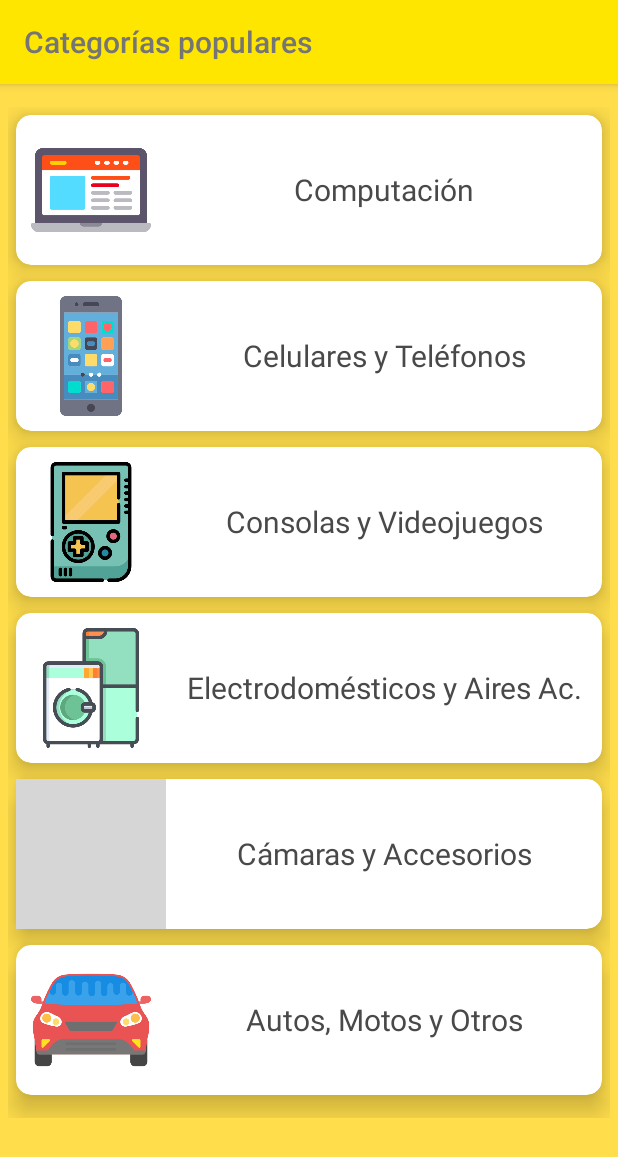
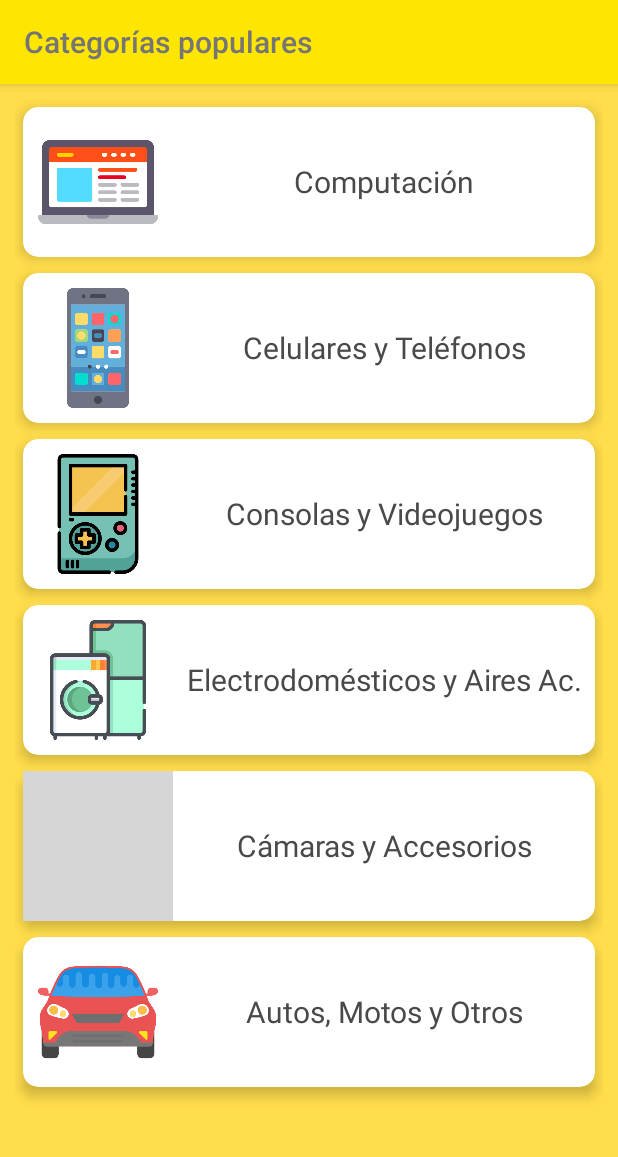
Before and after one commit to jordalex6/products_search_ML, an Android app: the screen it shows after launch (MainActivity), on a phone screen of 412 x 824 dp. Shown: the top 1157 px of the screen. Run offline under Robolectric (Android 15) with nearby library versions, the phone set to English and light mode, and no system bars; our stand-ins replace ButterKnife, Dagger/Hilt's generated code, RxJava; libraries missing offline, so code that uses them is left out: com.androidnetworking, com.androidnetworking.common, com.androidnetworking.error, com.androidnetworking.interceptors, es.dmoral.toasty; 1 statement that could not run was skipped; grey boxes are pictures that could not be loaded.

Commit message:
added screen navigation and some corrections of design

```diff
--- a/app/src/main/java/com/jordanortiz/products_search_ml/ProductSearchMLApplication.java
+++ b/app/src/main/java/com/jordanortiz/products_search_ml/ProductSearchMLApplication.java
@@ -39,7 +39,7 @@ public class ProductSearchMLApplication extends Application {
         }
     }*/
 
-    private void initializeFastNetWork(){
+    private void initializeFastNetWork() {
         if (BuildConfig.DEBUG) {
             HttpLoggingInterceptor interceptor = new HttpLoggingInterceptor();
             interceptor.setLevel(HttpLoggingInterceptor.Level.BODY);
@@ -53,7 +53,7 @@ public class ProductSearchMLApplication extends Application {
                     .build();
 
             AndroidNetworking.initialize(getApplicationContext(), okHttpClient);
-        }else {
+        } else {
             OkHttpClient okHttpClient = new OkHttpClient().newBuilder()
                     .connectTimeout(30, TimeUnit.SECONDS)
                     .readTimeout(30, TimeUnit.SECONDS)
@@ -61,15 +61,9 @@ public class ProductSearchMLApplication extends Application {
                     .build();
             AndroidNetworking.initialize(getApplicationContext(), okHttpClient);
         }
-
-        //AndroidNetworking.setParserFactory(new JacksonParserFactory());
-     /*   AndroidNetworking.initialize(getApplicationContext());
-        if (BuildConfig.DEBUG) {
-            AndroidNetworking.enableLogging(com.androidnetworking.interceptors.HttpLoggingInterceptor.Level.BODY);
-        }*/
     }
 
-/*    private void initializeFabric() {
+    /*private void initializeFabric() {
         Fabric.with(this, new Crashlytics());
     }*/
 
--- a/app/src/main/java/com/jordanortiz/products_search_ml/presentation/screen/activities/MainActivity.java
+++ b/app/src/main/java/com/jordanortiz/products_search_ml/presentation/screen/activities/MainActivity.java
@@ -1,6 +1,10 @@
 package com.jordanortiz.products_search_ml.presentation.screen.activities;
 
+import androidx.annotation.NonNull;
+import androidx.appcompat.app.ActionBarDrawerToggle;
 import androidx.appcompat.widget.Toolbar;
+import androidx.core.view.GravityCompat;
+import androidx.drawerlayout.widget.DrawerLayout;
 import androidx.fragment.app.Fragment;
 import androidx.fragment.app.FragmentManager;
 import androidx.fragment.app.FragmentTransaction;
@@ -10,13 +14,17 @@ import android.content.Intent;
 import android.os.Bundle;
 import android.util.Log;
 import android.view.MenuItem;
+import android.view.View;
 import android.widget.TextView;
 
+import com.google.android.material.navigation.NavigationView;
 import com.jordanortiz.products_search_ml.R;
 import com.jordanortiz.products_search_ml.core.presentation.ui.BaseActivity;
 import com.jordanortiz.products_search_ml.core.presentation.ui.OnStartFragmentListener;
 import com.jordanortiz.products_search_ml.presentation.screen.fragments.home.HomeFragment;
 import com.jordanortiz.products_search_ml.presentation.screen.fragments.products_list.ProductsListFragment;
+
+import java.util.Objects;
 
 import butterknife.BindView;
 import butterknife.ButterKnife;
@@ -33,9 +41,15 @@ public class MainActivity extends BaseActivity
 
     @BindView(R.id.toolbar)
     Toolbar mToolbar;
+    @BindView(R.id.drawer_view)
+    DrawerLayout mDrawer;
+    @BindView(R.id.navigation_view)
+    NavigationView mNavigationView;
 
     @BindView(R.id.toolbar_title)
     TextView txtTitle;
+
+    private ActionBarDrawerToggle mDrawerToggle;
 
     @Override
     protected int layoutRes() {
@@ -56,6 +70,28 @@ public class MainActivity extends BaseActivity
     @Override
     protected void setUp() {
         setSupportActionBar(mToolbar);
+
+        mDrawerToggle = new ActionBarDrawerToggle(
+                this,
+                mDrawer,
+                mToolbar,
+                R.string.open_drawer,
+                R.string.close_drawer) {
+            @Override
+            public void onDrawerOpened(View drawerView) {
+                super.onDrawerOpened(drawerView);
+                hideKeyboard();
+            }
+
+            @Override
+            public void onDrawerClosed(View drawerView) {
+                super.onDrawerClosed(drawerView);
+            }
+        };
+        mDrawer.addDrawerListener(mDrawerToggle);
+//        mDrawerToggle.syncState();
+//
+        setupNavMenu();
     }
 
     public void initHomeFragment() {
@@ -128,13 +164,23 @@ public class MainActivity extends BaseActivity
         }
     }
 
+    void setupNavMenu() {
+        mNavigationView.setNavigationItemSelectedListener(
+                new NavigationView.OnNavigationItemSelectedListener() {
+                    @Override
+                    public boolean onNavigationItemSelected(@NonNull MenuItem item) {
+                        mDrawer.closeDrawer(GravityCompat.START);
+                        return false;
+                    }
+                });
+    }
+
     @Override
     public boolean onOptionsItemSelected(MenuItem item) {
-        switch(item.getItemId()) {
-            case android.R.id.home:
-                return true;
+        if (item.getItemId() == android.R.id.home) {
+            mDrawer.openDrawer(GravityCompat.START);
+            return true;
         }
-
         return super.onOptionsItemSelected(item);
     }
 
@@ -146,7 +192,22 @@ public class MainActivity extends BaseActivity
 
     @Override
     public void setupDrawerEnabled(Boolean flag) {
-
+        if(flag){
+            mDrawerToggle.setDrawerIndicatorEnabled(false); // hide burger (for this case)
+            Objects.requireNonNull(this.getSupportActionBar()).setDisplayHomeAsUpEnabled(false); // remove back button
+            mDrawerToggle.setToolbarNavigationClickListener(null);
+            mDrawerToggle.syncState();
+        }else{
+            mDrawerToggle.setDrawerIndicatorEnabled(false);
+            Objects.requireNonNull(this.getSupportActionBar()).setDisplayHomeAsUpEnabled(true); // add back button
+            mDrawerToggle.setToolbarNavigationClickListener(new View.OnClickListener() {
+                @Override
+                public void onClick(View v) {
+                    // Doesn't have to be onBackPressed
+                    onBackPressed();
+                }
+            });
+        }
     }
 
 }
--- a/app/src/main/java/com/jordanortiz/products_search_ml/presentation/screen/fragments/home/HomeFragment.java
+++ b/app/src/main/java/com/jordanortiz/products_search_ml/presentation/screen/fragments/home/HomeFragment.java
@@ -2,7 +2,9 @@ package com.jordanortiz.products_search_ml.presentation.screen.fragments.home;
 
 
 import android.os.Bundle;
+import android.view.View;
 
+import androidx.annotation.NonNull;
 import androidx.annotation.Nullable;
 import androidx.fragment.app.Fragment;
 import androidx.lifecycle.ViewModelProvider;
@@ -46,13 +48,15 @@ public class HomeFragment extends BaseFragment{
     }
 
     @Override
-    public void onCreate(Bundle savedInstanceState) {
-        super.onCreate(savedInstanceState);
+    protected int layoutRes() {
+        return R.layout.fragment_home;
     }
 
     @Override
-    protected int layoutRes() {
-        return R.layout.fragment_home;
+    public void onViewCreated(@NonNull View view, @Nullable Bundle savedInstanceState) {
+        super.onViewCreated(view, savedInstanceState);
+        this.setupTitleToolbar(getString(R.string.title_toolbar_home));
+        this.setupDrawerEnabled(Boolean.TRUE);
     }
 
     @Override
--- a/app/src/main/res/layout/activity_main.xml
+++ b/app/src/main/res/layout/activity_main.xml
@@ -5,12 +5,26 @@
     xmlns:tools="http://schemas.android.com/tools"
     android:id="@+id/drawer_view"
     android:layout_width="match_parent"
-    android:layout_height="match_parent">
+    android:layout_height="match_parent"
+    tools:openDrawer="start">
 
     <include
         layout="@layout/app_bar_main"
         android:layout_width="match_parent"
         android:layout_height="match_parent" />
 
+    <com.google.android.material.navigation.NavigationView
+        android:id="@+id/navigation_view"
+        android:layout_width="wrap_content"
+        android:layout_height="match_parent"
+        android:layout_gravity="start"
+        android:fitsSystemWindows="true"
+        app:itemIconTint="@color/primaryTextColor"
+        android:background="@color/primaryLightColor"
+        app:itemTextColor="@color/primaryTextColor"
+        app:menu="@menu/menu">
+
+    </com.google.android.material.navigation.NavigationView>
+
 
 </androidx.drawerlayout.widget.DrawerLayout>
--- a/app/src/main/res/layout/custom_toolbar.xml
+++ b/app/src/main/res/layout/custom_toolbar.xml
@@ -25,7 +25,6 @@
                 android:layout_width="match_parent"
                 android:layout_height="wrap_content"
                 android:layout_gravity="center"
-                android:text="Categorías populares"
                 android:textColor="@color/secondaryTextLightColor"
                 android:textSize="20sp"
                  />
--- a/app/src/main/res/layout/fragment_home.xml
+++ b/app/src/main/res/layout/fragment_home.xml
@@ -12,10 +12,7 @@
         android:layout_width="match_parent"
         android:layout_height="wrap_content"
         android:orientation="vertical"
-        android:layout_marginStart="5dp"
-        android:layout_marginEnd="5dp"
-        android:layout_marginTop="15dp"
-        android:layout_marginBottom="15dp"
+        android:padding="10dp"
         >
 
         <androidx.cardview.widget.CardView
@@ -25,7 +22,7 @@
             android:layout_margin="5dp"
             card_view:cardBackgroundColor="@color/secondaryLightColor"
             card_view:cardCornerRadius="10dp"
-            card_view:cardElevation="10dp"
+            card_view:cardElevation="5dp"
             >
 
             <RelativeLayout
@@ -63,7 +60,7 @@
             android:layout_margin="5dp"
             card_view:cardBackgroundColor="@color/secondaryLightColor"
             card_view:cardCornerRadius="10dp"
-            card_view:cardElevation="10dp"
+            card_view:cardElevation="5dp"
             >
 
             <RelativeLayout
@@ -101,7 +98,7 @@
             android:layout_margin="5dp"
             card_view:cardBackgroundColor="@color/secondaryLightColor"
             card_view:cardCornerRadius="10dp"
-            card_view:cardElevation="10dp"
+            card_view:cardElevation="5dp"
             >
 
             <RelativeLayout
@@ -139,7 +136,7 @@
             android:layout_margin="5dp"
             card_view:cardBackgroundColor="@color/secondaryLightColor"
             card_view:cardCornerRadius="10dp"
-            card_view:cardElevation="10dp"
+            card_view:cardElevation="5dp"
             >
 
             <RelativeLayout
@@ -179,7 +176,7 @@
             android:layout_margin="5dp"
             card_view:cardBackgroundColor="@color/secondaryLightColor"
             card_view:cardCornerRadius="10dp"
-            card_view:cardElevation="10dp"
+            card_view:cardElevation="5dp"
             >
 
             <RelativeLayout
@@ -222,7 +219,7 @@
             android:layout_marginBottom="15dp"
             card_view:cardBackgroundColor="@color/secondaryLightColor"
             card_view:cardCornerRadius="10dp"
-            card_view:cardElevation="10dp"
+            card_view:cardElevation="5dp"
             >
 
             <RelativeLayout
--- a/app/src/main/res/layout/fragment_product_detail.xml
+++ b/app/src/main/res/layout/fragment_product_detail.xml
@@ -192,12 +192,13 @@
                 android:text="@string/text_product_info"
                 android:textSize="@dimen/text_primary_product_detail"
                 android:textColor="@color/primaryTextColor"
-                android:textStyle="bold"/>
+                android:textStyle="bold"
+                android:layout_marginBottom="10dp"/>
 
             <androidx.recyclerview.widget.RecyclerView
                 android:id="@+id/rv_product_detail_attribute"
                 android:layout_width="match_parent"
-                android:layout_height="wrap_content"
+                android:layout_height="match_parent"
                 tools:listitem="@layout/fragment_product_detail_attribute_item"/>
 
         </androidx.appcompat.widget.LinearLayoutCompat>
--- /dev/null
+++ b/app/src/main/res/menu/menu.xml
@@ -0,0 +1,10 @@
+<?xml version="1.0" encoding="utf-8"?>
+<menu xmlns:android="http://schemas.android.com/apk/res/android"
+    xmlns:app="http://schemas.android.com/apk/res-auto">
+    <item
+        android:id="@+id/item_welcome"
+        android:icon="@drawable/zzz_account"
+        app:iconTint="@color/primaryTextColor"
+        android:title="¡Bienvenido!"
+        app:showAsAction="ifRoom|collapseActionView" />
+</menu>
--- a/app/src/main/res/values/strings.xml
+++ b/app/src/main/res/values/strings.xml
@@ -1,9 +1,11 @@
 <resources>
-    <string name="app_name">ProductsSearchML</string>
+    <string name="app_name">ML Clon</string>
     <string name="msg_query_empty">Para continuar ingrese algún valor</string>
     <string name="text_free_shipping">Envío gratis</string>
 
     <!-- TODO: Remove or change this placeholder text -->
+    <string name="open_drawer">Drawer Open</string>
+    <string name="close_drawer">Drawer Close</string>
     <string name="hello_blank_fragment">Hello blank fragment</string>
     <string name="text_product_info">Información del producto</string>
     <string name="str_category_computing">Computación</string>
@@ -12,4 +14,7 @@
     <string name="str_category_home_appliances">Electrodomésticos y Aires Ac.</string>
     <string name="str_category_camera">Cámaras y Accesorios</string>
     <string name="str_category_cars">Autos, Motos y Otros</string>
+    <string name="title_toolbar_home">Categorías populares</string>
+    <string name="title_toolbar_product_list">Listado de productos</string>
+    <string name="title_toolbar_product_detail">Detalle del producto</string>
 </resources>
```
Also changed, not shown: app/build.gradle (+2 -7 lines), app/src/main/java/com/jordanortiz/products_search_ml/presentation/screen/fragments/product_detail/ProductDetailFragment.java (+10 -0 lines), app/src/main/java/com/jordanortiz/products_search_ml/presentation/screen/fragments/products_list/ProductsListFragment.java (+8 -0 lines).
